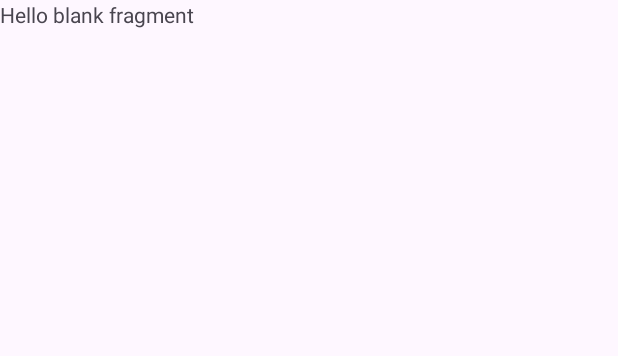
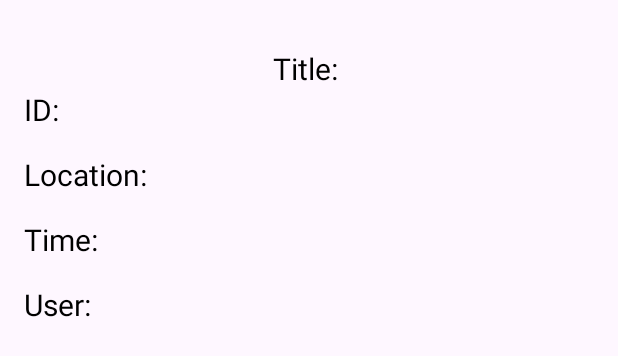
Before and after one commit to AlxKovlv/GeoClock, an Android app: the layout fragment_photo.xml on its own in the app's theme, with its tools: preview values and no code run, on a phone screen of 412 x 824 dp. Shown: the top 356 px of the screen. Run offline under Robolectric (Android 15) with nearby library versions, the phone set to English and light mode, and no system bars.

Commit message:
take a photo- only enter to camera and upload to firebase as a string trasnfer selected(long click) card data to photo fragment left to do: get the photo using key and try to decode
*without local saving *

```diff
--- a/app/src/main/java/com/example/geoclock/model/Card.kt
+++ b/app/src/main/java/com/example/geoclock/model/Card.kt
@@ -1,6 +1,7 @@
 package com.example.geoclock.model
 
 import android.graphics.Bitmap
+import android.os.Parcelable
 
 data class Card(
     val cardId: String = "",
@@ -12,4 +13,4 @@ data class Card(
     val latitude: Double = 0.0,
     val longitude: Double = 0.0,
     val photo: String = "" //add photo field -> change to String
-){}
+)
--- a/app/src/main/res/layout/fragment_photo.xml
+++ b/app/src/main/res/layout/fragment_photo.xml
@@ -1,14 +1,71 @@
 <?xml version="1.0" encoding="utf-8"?>
-<FrameLayout xmlns:android="http://schemas.android.com/apk/res/android"
+<LinearLayout xmlns:android="http://schemas.android.com/apk/res/android"
+    xmlns:app="http://schemas.android.com/apk/res-auto"
     xmlns:tools="http://schemas.android.com/tools"
     android:layout_width="match_parent"
     android:layout_height="match_parent"
-    tools:context=".ui.home.photoFragment">
+    tools:context=".ui.home.photoFragment"
+
+    android:orientation="vertical"
+    android:padding="16dp">
+
 
     <!-- TODO: Update blank fragment layout -->
+
+
     <TextView
+        android:id="@+id/title"
         android:layout_width="match_parent"
-        android:layout_height="match_parent"
-        android:text="@string/hello_blank_fragment" />
+        android:layout_height="wrap_content"
+        android:layout_marginTop="16dp"
+        android:gravity="center"
+        android:text="Title: "
+        android:textColor="@color/black"
+        android:textSize="20sp" />
+    <TextView
+        android:id="@+id/id"
+        android:layout_width="wrap_content"
+        android:layout_height="wrap_content"
+        android:layout_gravity="start"
+        android:layout_marginBottom="16dp"
+        android:text="ID: "
+        android:textColor="@color/black"
+        android:textSize="20sp" />
 
-</FrameLayout>
+    <TextView
+        android:id="@+id/loc"
+        android:layout_width="wrap_content"
+        android:layout_height="wrap_content"
+        android:layout_gravity="start"
+        android:layout_marginBottom="16dp"
+        android:text="Location: "
+        android:textColor="@color/black"
+        android:textSize="20sp" />
+
+    <TextView
+        android:id="@+id/time"
+        android:layout_width="wrap_content"
+        android:layout_height="wrap_content"
+        android:layout_gravity="start"
+        android:text="Time: "
+        android:textColor="@color/black"
+        android:textSize="20sp" />
+
+
+
+    <TextView
+        android:id="@+id/user"
+        android:layout_width="wrap_content"
+        android:layout_height="wrap_content"
+        android:layout_gravity="start"
+        android:layout_marginTop="16dp"
+        android:text="User: "
+        android:textColor="@color/black"
+        android:textSize="20sp" />
+<ImageView
+    android:layout_width="match_parent"
+    android:layout_height="match_parent"
+    android:layout_marginTop="20dp"
+    />
+
+</LinearLayout>
```
Also changed, not shown: app/src/main/java/com/example/geoclock/ui/home/HomeFragment.kt (+15 -4 lines), app/src/main/java/com/example/geoclock/ui/home/photoFragment.kt (+34 -1 lines).
